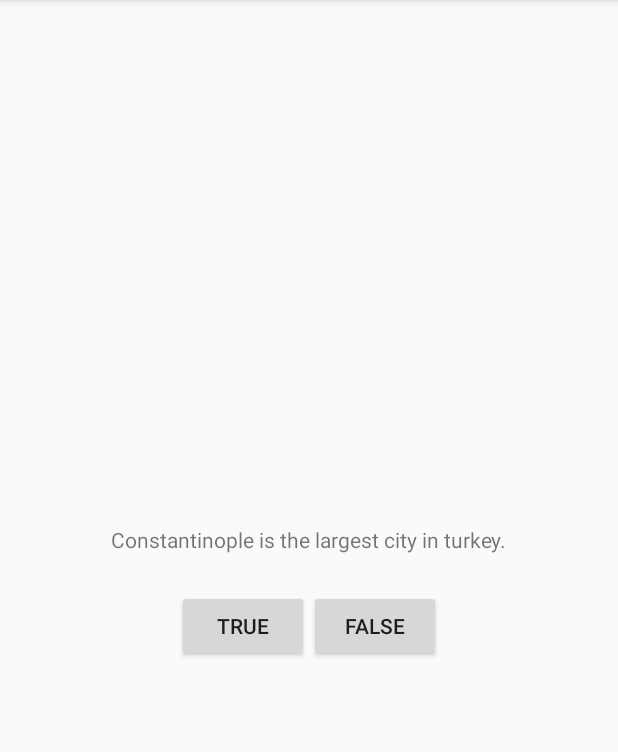
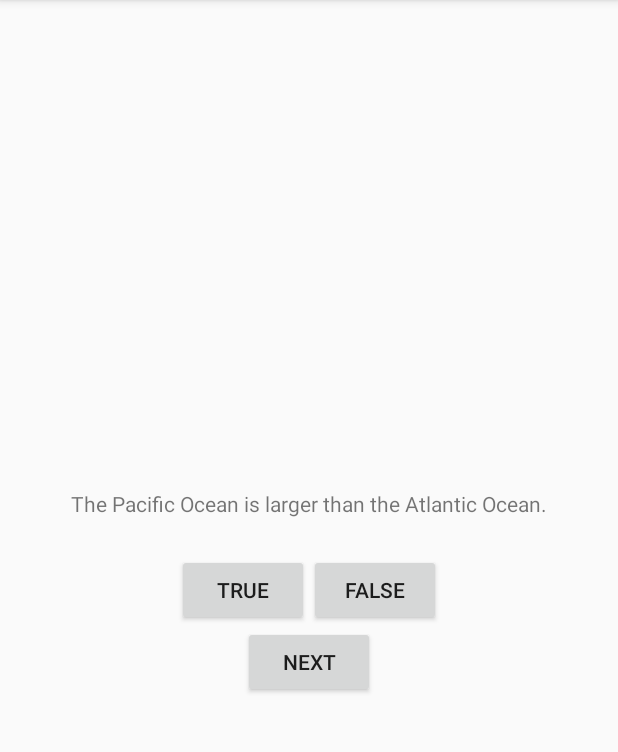
Before and after one commit to parhamk/GeoQuiz, an Android app: the screen it shows after launch (QuizActivity), on a phone screen of 412 x 824 dp, the part 84-836 px from its top. Run offline under Robolectric (Android 15) with nearby library versions, the phone set to English and light mode, and no system bars.

Commit message:
adding next button iterating through questions

```diff
--- /dev/null
+++ b/app/src/main/java/com/bignerdranch/android/geoquiz/Question.java
@@ -0,0 +1,32 @@
+package com.bignerdranch.android.geoquiz;
+
+/**
+ * Created by parham on 12/3/2016 AD.
+ */
+
+public class Question {
+
+    private int mTextResId;
+    private boolean mAnswerTrue;
+
+    public Question(int textResId, boolean answerTrue) {
+        mTextResId= textResId;
+        mAnswerTrue = answerTrue;
+    }
+
+    public int getTextResId() {
+        return mTextResId;
+    }
+
+    public void setTextResId(int textResId) {
+        mTextResId = textResId;
+    }
+
+    public boolean isAnswerTrue() {
+        return mAnswerTrue;
+    }
+
+    public void setAnswerTrue(boolean answerTrue) {
+        mAnswerTrue = answerTrue;
+    }
+}
--- a/app/src/main/java/com/bignerdranch/android/geoquiz/QuizActivity.java
+++ b/app/src/main/java/com/bignerdranch/android/geoquiz/QuizActivity.java
@@ -4,17 +4,35 @@ import android.support.v7.app.AppCompatActivity;
 import android.os.Bundle;
 import android.view.View;
 import android.widget.Button;
+import android.widget.TextView;
 import android.widget.Toast;
 
 public class QuizActivity extends AppCompatActivity {
 
     private Button mTrueButton;
     private Button mFalseButton;
+    private Button mNextButton;
+    private TextView mQuestionTextView;
+
+    private Question[] mQuestionsBank = new Question[] {
+            new Question(R.string.question_oceans, true),
+            new Question(R.string.question_mideast, false),
+            new Question(R.string.question_africa, false),
+            new Question(R.string.question_americas, true),
+            new Question(R.string.question_asia, true),
+    };
+
+    private int mCurrentIndex = 0;
+
 
     @Override
     protected void onCreate(Bundle savedInstanceState) {
         super.onCreate(savedInstanceState);
         setContentView(R.layout.activity_quiz);
+
+        mQuestionTextView = (TextView) findViewById(R.id.question_text_view);
+        int question = mQuestionsBank[mCurrentIndex].getTextResId();
+        mQuestionTextView.setText(question);
 
         mTrueButton = (Button) findViewById(R.id.true_button);
         mTrueButton.setOnClickListener(new View.OnClickListener() {
@@ -37,6 +55,19 @@ public class QuizActivity extends AppCompatActivity {
             }
         });
 
+        mNextButton = (Button) findViewById(R.id.next_button);
+        mNextButton.setOnClickListener(new View.OnClickListener() {
+            @Override
+            public void onClick(View v) {
+                mCurrentIndex = ( mCurrentIndex + 1 ) % mQuestionsBank.length;
+                int question = mQuestionsBank[mCurrentIndex].getTextResId();
+
+                mQuestionTextView.setText(question);
+            }
+        });
+
+
+
 
     }
 }
--- a/app/src/main/res/layout/activity_quiz.xml
+++ b/app/src/main/res/layout/activity_quiz.xml
@@ -6,10 +6,10 @@
     android:orientation="vertical" >
 
     <TextView
+        android:id="@+id/question_text_view"
         android:layout_width="wrap_content"
         android:layout_height="wrap_content"
-        android:padding="24dp"
-        android:text="@string/question_text" />
+        android:padding="24dp" />
     <LinearLayout
         android:layout_width="wrap_content"
         android:layout_height="wrap_content"
@@ -25,5 +25,10 @@
             android:text="@string/false_button"
             android:id="@+id/false_button" />
     </LinearLayout>
+    <Button
+        android:id="@+id/next_button"
+        android:layout_width="wrap_content"
+        android:layout_height="wrap_content"
+        android:text="@string/next_button"/>
 
  </LinearLayout>
--- a/app/src/main/res/values/strings.xml
+++ b/app/src/main/res/values/strings.xml
@@ -1,10 +1,13 @@
 <resources>
     <string name="app_name">GeoQuiz</string>
-    <string name="question_text"   >
-        Constantinople is the largest city in turkey.
-    </string>
     <string name="true_button">True</string>
     <string name="false_button">False</string>
+    <string name="next_button">Next</string>
     <string name="correct_toast">Correct!</string>
     <string name="incorrect_toast">Incorrect</string>
+    <string name="question_oceans">The Pacific Ocean is larger than the Atlantic Ocean.</string>
+    <string name="question_mideast">The Suez Canal connects the Red Sea and the Indian Ocean.</string>
+    <string name="question_africa">The source of the Nile River is in Egypt.</string>
+    <string name="question_americas">The Amazon River is the longest river in the Americas.</string>
+    <string name="question_asia">Lake Baikal is the world\'s oldest and deepest freshwater lake.</string>
 </resources>
```
